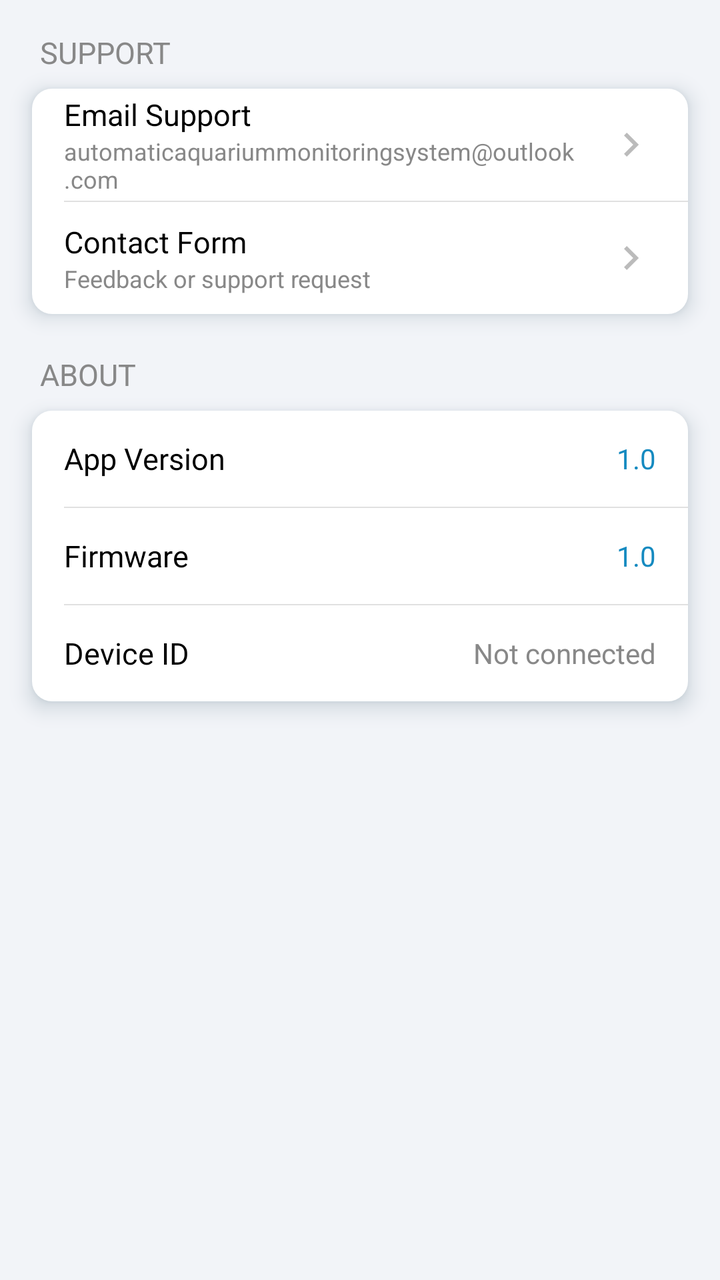
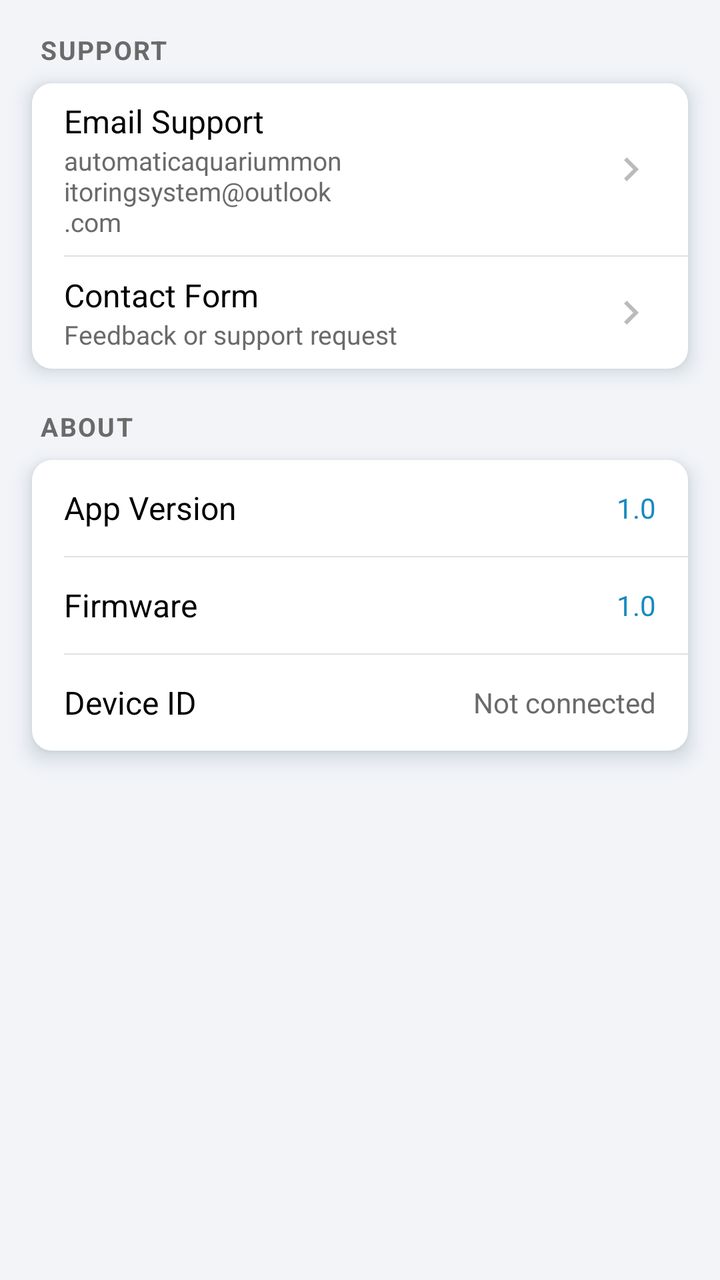

Compare the two renders of this Android layout. The source of the first and the diff that turns it into the second are given below.
<!-- AndroidManifest.xml: application theme Theme.AquaSense -->
<!-- res/layout/fragment_contact_support.xml -->
<?xml version="1.0" encoding="utf-8"?>
<ScrollView xmlns:android="http://schemas.android.com/apk/res/android"
    xmlns:app="http://schemas.android.com/apk/res-auto"
    android:layout_width="match_parent"
    android:layout_height="match_parent">

    <LinearLayout
        android:layout_width="match_parent"
        android:layout_height="wrap_content"
        android:clipToPadding="false"
        android:orientation="vertical"
        android:padding="16dp">

        
        <TextView
            android:layout_width="wrap_content"
            android:layout_height="wrap_content"
            android:layout_marginBottom="8dp"
            android:layout_marginStart="4dp"
            android:text="@string/section_support"
            android:textAllCaps="true"
            android:textColor="@color/text_secondary"
            android:textSize="15sp" />

        <LinearLayout
            android:layout_width="match_parent"
            android:layout_height="wrap_content"
            android:layout_marginBottom="20dp"
            android:background="@drawable/bg_settings_card"
            style="@style/Widget.AquaSense.Card"
            android:orientation="vertical">

            
            <LinearLayout
                android:id="@+id/rowEmailSupport"
                android:layout_width="match_parent"
                android:layout_height="56dp"
                android:clickable="true"
                android:focusable="true"
                android:foreground="?attr/selectableItemBackground"
                android:gravity="center_vertical"
                android:orientation="horizontal"
                android:paddingStart="16dp"
                android:paddingEnd="16dp">

                <LinearLayout
                    android:layout_width="0dp"
                    android:layout_height="wrap_content"
                    android:layout_weight="1"
                    android:orientation="vertical">

                    <TextView
                        android:layout_width="wrap_content"
                        android:layout_height="wrap_content"
                        android:text="@string/email_support"
                        android:textColor="@color/text_primary"
                        android:textSize="15sp" />

                    <TextView
                        android:layout_width="wrap_content"
                        android:layout_height="wrap_content"
                        android:text="@string/support_email"
                        android:textColor="@color/text_secondary"
                        android:textSize="12sp" />

                </LinearLayout>

                <ImageView
                    android:layout_width="24dp"
                    android:layout_height="24dp"
                    android:contentDescription="@null"
                    android:importantForAccessibility="no"
                    android:src="@drawable/ic_chevron_right"
                    app:tint="@color/icon_gray" />

            </LinearLayout>

            <View
                android:layout_width="match_parent"
                android:layout_height="0.5dp"
                android:layout_marginStart="16dp"
                android:background="@color/divider" />

            
            <LinearLayout
                android:id="@+id/rowContactForm"
                android:layout_width="match_parent"
                android:layout_height="56dp"
                android:clickable="true"
                android:focusable="true"
                android:foreground="?attr/selectableItemBackground"
                android:gravity="center_vertical"
                android:orientation="horizontal"
                android:paddingStart="16dp"
                android:paddingEnd="16dp">

                <LinearLayout
                    android:layout_width="0dp"
                    android:layout_height="wrap_content"
                    android:layout_weight="1"
                    android:orientation="vertical">

                    <TextView
                        android:layout_width="wrap_content"
                        android:layout_height="wrap_content"
                        android:text="@string/contact_form"
                        android:textColor="@color/text_primary"
                        android:textSize="15sp" />

                    <TextView
                        android:layout_width="wrap_content"
                        android:layout_height="wrap_content"
                        android:text="@string/contact_form_desc"
                        android:textColor="@color/text_secondary"
                        android:textSize="12sp" />

                </LinearLayout>

                <ImageView
                    android:layout_width="24dp"
                    android:layout_height="24dp"
                    android:contentDescription="@null"
                    android:importantForAccessibility="no"
                    android:src="@drawable/ic_chevron_right"
                    app:tint="@color/icon_gray" />

            </LinearLayout>

        </LinearLayout>

        
        <TextView
            android:layout_width="wrap_content"
            android:layout_height="wrap_content"
            android:layout_marginBottom="8dp"
            android:layout_marginStart="4dp"
            android:text="@string/section_about"
            android:textAllCaps="true"
            android:textColor="@color/text_secondary"
            android:textSize="15sp" />

        <LinearLayout
            android:layout_width="match_parent"
            android:layout_height="wrap_content"
            android:background="@drawable/bg_settings_card"
            style="@style/Widget.AquaSense.Card"
            android:orientation="vertical">

            <LinearLayout
                android:layout_width="match_parent"
                android:layout_height="48dp"
                android:gravity="center_vertical"
                android:orientation="horizontal"
                android:paddingStart="16dp"
                android:paddingEnd="16dp">

                <TextView
                    android:layout_width="0dp"
                    android:layout_height="wrap_content"
                    android:layout_weight="1"
                    android:text="@string/app_version"
                    android:textColor="@color/text_primary"
                    android:textSize="15sp" />

                <TextView
                    android:id="@+id/tvAppVersion"
                    android:layout_width="wrap_content"
                    android:layout_height="wrap_content"
                    android:text="@string/app_version_value"
                    android:textColor="@color/accent"
                    android:textSize="14sp" />

            </LinearLayout>

            <View
                android:layout_width="match_parent"
                android:layout_height="0.5dp"
                android:layout_marginStart="16dp"
                android:background="@color/divider" />

            <LinearLayout
                android:layout_width="match_parent"
                android:layout_height="48dp"
                android:gravity="center_vertical"
                android:orientation="horizontal"
                android:paddingStart="16dp"
                android:paddingEnd="16dp">

                <TextView
                    android:layout_width="0dp"
                    android:layout_height="wrap_content"
                    android:layout_weight="1"
                    android:text="@string/firmware"
                    android:textColor="@color/text_primary"
                    android:textSize="15sp" />

                <TextView
                    android:layout_width="wrap_content"
                    android:layout_height="wrap_content"
                    android:text="@string/firmware_value"
                    android:textColor="@color/accent"
                    android:textSize="14sp" />

            </LinearLayout>

            <View
                android:layout_width="match_parent"
                android:layout_height="0.5dp"
                android:layout_marginStart="16dp"
                android:background="@color/divider" />

            <LinearLayout
                android:layout_width="match_parent"
                android:layout_height="48dp"
                android:gravity="center_vertical"
                android:orientation="horizontal"
                android:paddingStart="16dp"
                android:paddingEnd="16dp">

                <TextView
                    android:layout_width="0dp"
                    android:layout_height="wrap_content"
                    android:layout_weight="1"
                    android:text="@string/device_id"
                    android:textColor="@color/text_primary"
                    android:textSize="15sp" />

                <TextView
                    android:id="@+id/tvDeviceId"
                    android:layout_width="wrap_content"
                    android:layout_height="wrap_content"
                    android:text="@string/device_id_not_connected"
                    android:textColor="@color/text_secondary"
                    android:textSize="14sp" />

            </LinearLayout>

        </LinearLayout>

    </LinearLayout>

</ScrollView>
<!-- resources referenced by this layout -->
<resources>
  <color name="accent">#158AC0</color>
  <color name="divider">#FFE0E0E0</color>
  <color name="icon_gray">#FFBBBBBB</color>
  <color name="text_primary">#FF000000</color>
  <color name="text_secondary">#FF888888</color>
  <!-- drawable bg_settings_card (drawable) -->
  <?xml version="1.0" encoding="utf-8"?>
  <shape xmlns:android="http://schemas.android.com/apk/res/android"
      android:shape="rectangle">
      <solid android:color="@color/card_background" />
      <corners android:radius="10dp" />
  </shape>
  <!-- drawable ic_chevron_right (drawable) -->
  <vector xmlns:android="http://schemas.android.com/apk/res/android"
      android:width="24dp"
      android:height="24dp"
      android:viewportWidth="960"
      android:viewportHeight="960"
      android:tint="?attr/colorControlNormal"
      android:autoMirrored="true">
    <path
        android:fillColor="@android:color/white"
        android:pathData="M504,480L320,296L376,240L616,480L376,720L320,664L504,480Z"/>
  </vector>
  <string name="app_version">App Version</string>
  <string name="app_version_value">1.0</string>
  <string name="contact_form">Contact Form</string>
  <string name="contact_form_desc">Feedback or support request</string>
  <string name="device_id">Device ID</string>
  <string name="device_id_not_connected">Not connected</string>
  <string name="email_support">Email Support</string>
  <string name="firmware">Firmware</string>
  <string name="firmware_value">1.0</string>
  <string name="section_about">ABOUT</string>
  <string name="section_support">SUPPORT</string>
  <string name="support_email">automaticaquariummonitoringsystem@outlook.com</string>
  <style name="Widget.AquaSense.Card" parent="">
          <item name="android:elevation">6dp</item>
          <item name="android:outlineAmbientShadowColor">@color/card_shadow</item>
          <item name="android:outlineSpotShadowColor">@color/card_shadow</item>
      </style>
  <style name="Theme.AquaSense" parent="Base.Theme.AquaSense" />
  <color name="card_background">#FFFFFFFF</color>
  <color name="card_shadow">#FF123A4D</color>
  <style name="Base.Theme.AquaSense" parent="Theme.MaterialComponents.DayNight.NoActionBar">
          
          <item name="android:windowBackground">@color/background</item>
          <item name="android:colorBackground">@color/background</item>
          
          <item name="android:statusBarColor">@color/toolbar_gradient_start</item>
          <item name="android:windowLightStatusBar">@bool/light_status_bar_icons</item>
      </style>
  <color name="background">#FFF2F4F8</color>
  <color name="toolbar_gradient_start">#FFC1DFE0</color>
</resources>

<!-- the commit's change to res/layout/fragment_contact_support.xml (unified diff, before → after) -->
@@ -18,9 +18,7 @@
             android:layout_marginBottom="8dp"
             android:layout_marginStart="4dp"
             android:text="@string/section_support"
-            android:textAllCaps="true"
-            android:textColor="@color/text_secondary"
-            android:textSize="15sp" />
+            android:textAppearance="@style/TextAppearance.AquaSense.SectionHeader" />
 
         <LinearLayout
             android:layout_width="match_parent"
@@ -34,7 +32,10 @@
             <LinearLayout
                 android:id="@+id/rowEmailSupport"
                 android:layout_width="match_parent"
-                android:layout_height="56dp"
+                android:layout_height="wrap_content"
+                android:minHeight="56dp"
+                android:paddingTop="8dp"
+                android:paddingBottom="8dp"
                 android:clickable="true"
                 android:focusable="true"
                 android:foreground="?attr/selectableItemBackground"
@@ -53,15 +54,13 @@
                         android:layout_width="wrap_content"
                         android:layout_height="wrap_content"
                         android:text="@string/email_support"
-                        android:textColor="@color/text_primary"
-                        android:textSize="15sp" />
+                        android:textAppearance="@style/TextAppearance.AquaSense.RowTitle" />
 
                     <TextView
                         android:layout_width="wrap_content"
                         android:layout_height="wrap_content"
                         android:text="@string/support_email"
-                        android:textColor="@color/text_secondary"
-                        android:textSize="12sp" />
+                        android:textAppearance="@style/TextAppearance.AquaSense.RowDesc" />
 
                 </LinearLayout>
 
@@ -85,7 +84,10 @@
             <LinearLayout
                 android:id="@+id/rowContactForm"
                 android:layout_width="match_parent"
-                android:layout_height="56dp"
+                android:layout_height="wrap_content"
+                android:minHeight="56dp"
+                android:paddingTop="8dp"
+                android:paddingBottom="8dp"
                 android:clickable="true"
                 android:focusable="true"
                 android:foreground="?attr/selectableItemBackground"
@@ -104,15 +106,13 @@
                         android:layout_width="wrap_content"
                         android:layout_height="wrap_content"
                         android:text="@string/contact_form"
-                        android:textColor="@color/text_primary"
-                        android:textSize="15sp" />
+                        android:textAppearance="@style/TextAppearance.AquaSense.RowTitle" />
 
                     <TextView
                         android:layout_width="wrap_content"
                         android:layout_height="wrap_content"
                         android:text="@string/contact_form_desc"
-                        android:textColor="@color/text_secondary"
-                        android:textSize="12sp" />
+                        android:textAppearance="@style/TextAppearance.AquaSense.RowDesc" />
 
                 </LinearLayout>
 
@@ -135,9 +135,7 @@
             android:layout_marginBottom="8dp"
             android:layout_marginStart="4dp"
             android:text="@string/section_about"
-            android:textAllCaps="true"
-            android:textColor="@color/text_secondary"
-            android:textSize="15sp" />
+            android:textAppearance="@style/TextAppearance.AquaSense.SectionHeader" />
 
         <LinearLayout
             android:layout_width="match_parent"
@@ -148,7 +146,10 @@
 
             <LinearLayout
                 android:layout_width="match_parent"
-                android:layout_height="48dp"
+                android:layout_height="wrap_content"
+                android:minHeight="48dp"
+                android:paddingTop="8dp"
+                android:paddingBottom="8dp"
                 android:gravity="center_vertical"
                 android:orientation="horizontal"
                 android:paddingStart="16dp"
@@ -159,16 +160,14 @@
                     android:layout_height="wrap_content"
                     android:layout_weight="1"
                     android:text="@string/app_version"
-                    android:textColor="@color/text_primary"
-                    android:textSize="15sp" />
+                    android:textAppearance="@style/TextAppearance.AquaSense.RowTitle" />
 
                 <TextView
                     android:id="@+id/tvAppVersion"
                     android:layout_width="wrap_content"
                     android:layout_height="wrap_content"
                     android:text="@string/app_version_value"
-                    android:textColor="@color/accent"
-                    android:textSize="14sp" />
+                    android:textAppearance="@style/TextAppearance.AquaSense.RowValue" />
 
             </LinearLayout>
 
@@ -180,7 +179,10 @@
 
             <LinearLayout
                 android:layout_width="match_parent"
-                android:layout_height="48dp"
+                android:layout_height="wrap_content"
+                android:minHeight="48dp"
+                android:paddingTop="8dp"
+                android:paddingBottom="8dp"
                 android:gravity="center_vertical"
                 android:orientation="horizontal"
                 android:paddingStart="16dp"
@@ -191,15 +193,13 @@
                     android:layout_height="wrap_content"
                     android:layout_weight="1"
                     android:text="@string/firmware"
-                    android:textColor="@color/text_primary"
-                    android:textSize="15sp" />
+                    android:textAppearance="@style/TextAppearance.AquaSense.RowTitle" />
 
                 <TextView
                     android:layout_width="wrap_content"
                     android:layout_height="wrap_content"
                     android:text="@string/firmware_value"
-                    android:textColor="@color/accent"
-                    android:textSize="14sp" />
+                    android:textAppearance="@style/TextAppearance.AquaSense.RowValue" />
 
             </LinearLayout>
 
@@ -211,7 +211,10 @@
 
             <LinearLayout
                 android:layout_width="match_parent"
-                android:layout_height="48dp"
+                android:layout_height="wrap_content"
+                android:minHeight="48dp"
+                android:paddingTop="8dp"
+                android:paddingBottom="8dp"
                 android:gravity="center_vertical"
                 android:orientation="horizontal"
                 android:paddingStart="16dp"
@@ -222,16 +225,14 @@
                     android:layout_height="wrap_content"
                     android:layout_weight="1"
                     android:text="@string/device_id"
-                    android:textColor="@color/text_primary"
-                    android:textSize="15sp" />
+                    android:textAppearance="@style/TextAppearance.AquaSense.RowTitle" />
 
                 <TextView
                     android:id="@+id/tvDeviceId"
                     android:layout_width="wrap_content"
                     android:layout_height="wrap_content"
                     android:text="@string/device_id_not_connected"
-                    android:textColor="@color/text_secondary"
-                    android:textSize="14sp" />
+                    android:textAppearance="@style/TextAppearance.AquaSense.RowValue.Muted" />
 
             </LinearLayout>
 
<!-- resource entries referenced after the edit -->
@@ -4,7 +4,7 @@
   <color name="divider">#FFE0E0E0</color>
   <color name="icon_gray">#FFBBBBBB</color>
   <color name="text_primary">#FF000000</color>
-  <color name="text_secondary">#FF888888</color>
+  <color name="text_secondary">#FF6B6A6A</color>
   <!-- drawable bg_settings_card (drawable) -->
   <?xml version="1.0" encoding="utf-8"?>
   <shape xmlns:android="http://schemas.android.com/apk/res/android"
@@ -36,6 +36,28 @@
   <string name="section_about">ABOUT</string>
   <string name="section_support">SUPPORT</string>
   <string name="support_email">automaticaquariummonitoringsystem@outlook.com</string>
+  <style name="TextAppearance.AquaSense.RowDesc" parent="TextAppearance.AppCompat">
+          <item name="android:textSize">13sp</item>
+          <item name="android:textColor">@color/text_secondary</item>
+      </style>
+  <style name="TextAppearance.AquaSense.RowTitle" parent="TextAppearance.AppCompat">
+          <item name="android:textSize">16sp</item>
+          <item name="android:textColor">@color/text_primary</item>
+      </style>
+  <style name="TextAppearance.AquaSense.RowValue" parent="TextAppearance.AppCompat">
+          <item name="android:textSize">14sp</item>
+          <item name="android:textColor">@color/accent</item>
+      </style>
+  <style name="TextAppearance.AquaSense.RowValue.Muted">
+          <item name="android:textColor">@color/text_secondary</item>
+      </style>
+  <style name="TextAppearance.AquaSense.SectionHeader" parent="TextAppearance.AppCompat">
+          <item name="android:textSize">13sp</item>
+          <item name="android:textAllCaps">true</item>
+          <item name="android:textStyle">bold</item>
+          <item name="android:letterSpacing">0.06</item>
+          <item name="android:textColor">@color/text_secondary</item>
+      </style>
   <style name="Widget.AquaSense.Card" parent="">
           <item name="android:elevation">6dp</item>
           <item name="android:outlineAmbientShadowColor">@color/card_shadow</item>
